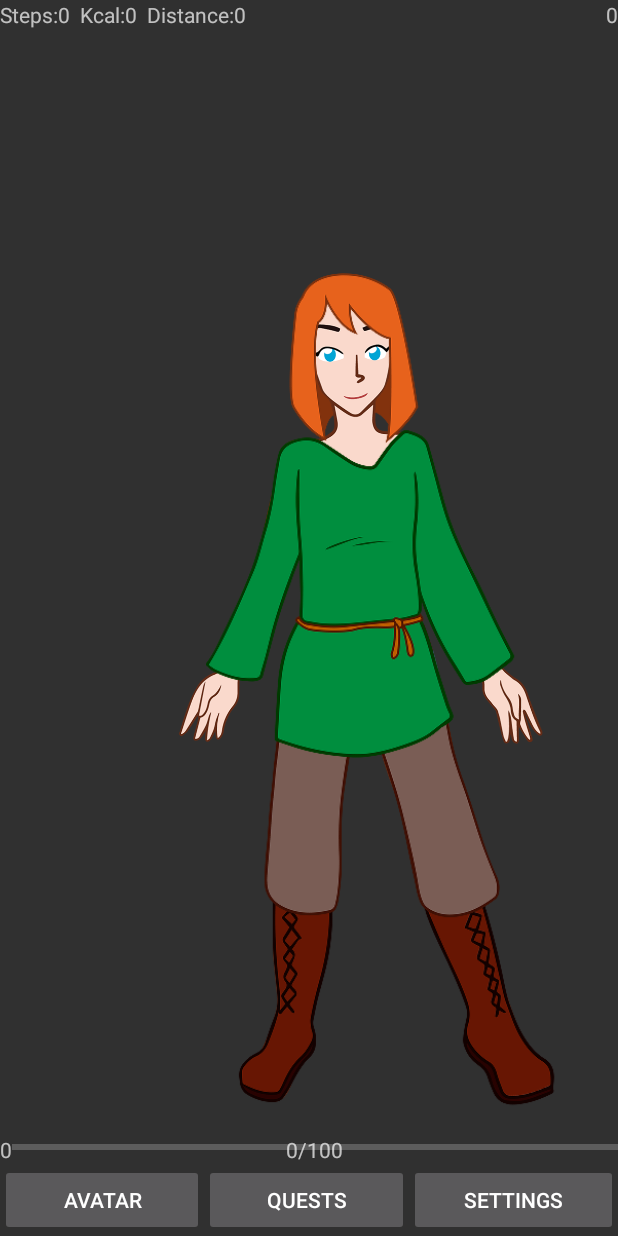
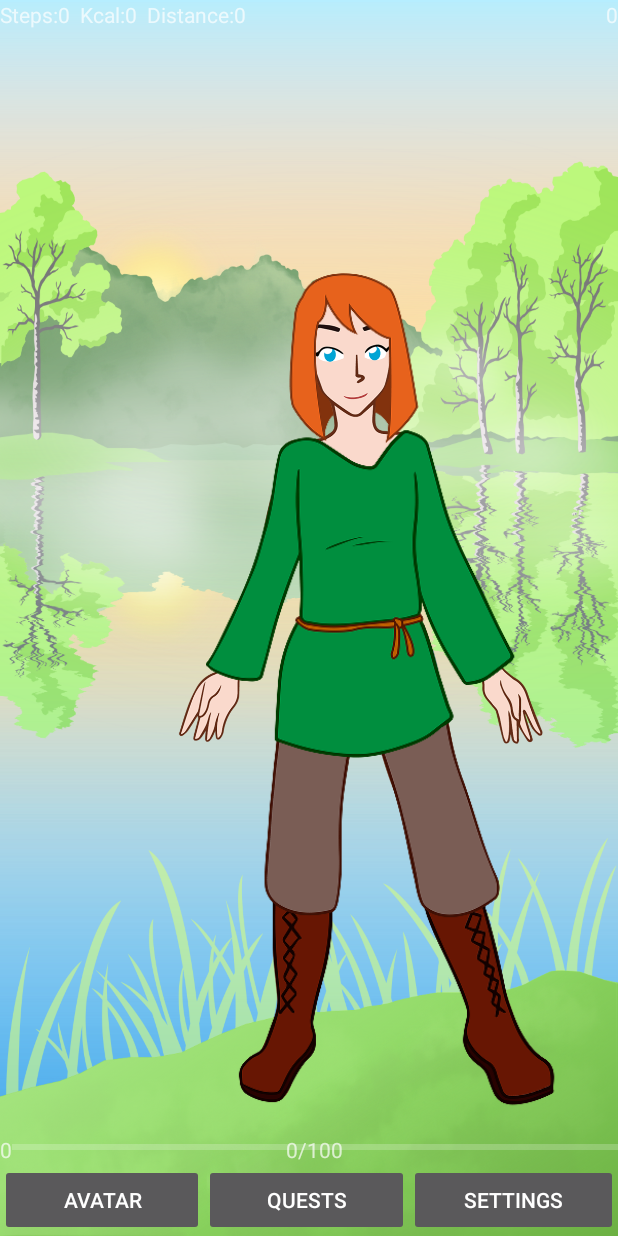
Before and after one commit to MobiiliprojektiR1/folquest, an Android app: the MainActivity screen opened directly, with no data from a screen before it, on a phone screen of 412 x 824 dp. Run offline under Robolectric (Android 15) with nearby library versions, the phone set to English and light mode, and no system bars; 10 statements that could not run were skipped.

Commit message:
Added a background changer and background images

```diff
--- a/Folquest/app/src/main/java/com/kantele/folquest/MainActivity.java
+++ b/Folquest/app/src/main/java/com/kantele/folquest/MainActivity.java
@@ -1,9 +1,13 @@
 package com.kantele.folquest;
 
 import android.Manifest;
+import android.app.Activity;
 import android.content.DialogInterface;
 import android.content.Intent;
 import android.content.pm.PackageManager;
+import android.graphics.Bitmap;
+import android.graphics.BitmapFactory;
+import android.graphics.Point;
 import android.os.AsyncTask;
 import android.os.Build;
 import android.os.Bundle;
@@ -13,6 +17,7 @@ import android.support.v4.content.ContextCompat;
 import android.support.v7.app.AlertDialog;
 import android.support.v7.app.AppCompatActivity;
 import android.util.Log;
+import android.view.Display;
 import android.view.View;
 import android.view.Window;
 import android.view.WindowManager;
@@ -31,6 +36,7 @@ import com.google.android.gms.fitness.data.DataType;
 import com.google.android.gms.fitness.data.Field;
 import com.google.android.gms.fitness.result.DailyTotalResult;
 
+import java.util.Calendar;
 import java.util.concurrent.TimeUnit;
 
 public class MainActivity extends AppCompatActivity {
@@ -110,6 +116,9 @@ public class MainActivity extends AppCompatActivity {
         //Show the images of equipped items
         drawEquippedItems();
 
+        // UPDATE BG
+        backgroundUpdate();
+
 
         //Setting Buttons and TextViews
         buttonAvatar = (Button) findViewById(R.id.buttonAvatar);
@@ -136,21 +145,6 @@ public class MainActivity extends AppCompatActivity {
 
         setPlayerStats();
 
-        /* adapt the image to the size of the display */
-        /*
-        Display display = getWindowManager().getDefaultDisplay();
-        Point size = new Point();
-        display.getSize(size);
-
-        Bitmap bmp = Bitmap.createScaledBitmap(BitmapFactory.decodeResource(
-                getResources(),R.drawable.maisema),(size.x/2),(size.y/2), true);
-        */
-
-        /* fill the background ImageView with the resized image */
-        /*
-        ImageView iv_background = (ImageView) findViewById(R.id.iv_background);
-        iv_background.setImageBitmap(bmp);
-        */
 
         //BUTTON FUNCTIONALITIES
         buttonAvatar.setOnClickListener(new View.OnClickListener() {
@@ -183,6 +177,7 @@ public class MainActivity extends AppCompatActivity {
         //PERMISSION REQUESTS ON LAUNCH
  //       CheckPermissionsAndSyncData();
     }
+
 
     public void CheckPermissionsAndSyncData() {
         if (Build.VERSION.SDK_INT >= Build.VERSION_CODES.M) {
@@ -278,6 +273,54 @@ public class MainActivity extends AppCompatActivity {
 
     }
 
+
+    public void backgroundUpdate() {
+        Activity activity = this;
+
+        activity.runOnUiThread(new Runnable() {
+            public void run() {
+
+                /* adapt the image to the size of the display */
+                Display display = getWindowManager().getDefaultDisplay();
+                Point size = new Point();
+                display.getSize(size);
+
+                Bitmap bmp_morning = Bitmap.createScaledBitmap(BitmapFactory.decodeResource(
+                        getResources(),R.drawable.bg_morning),(size.x),(size.y), true);
+
+                Bitmap bmp_day = Bitmap.createScaledBitmap(BitmapFactory.decodeResource(
+                        getResources(),R.drawable.bg_day),(size.x),(size.y), true);
+
+                Bitmap bmp_evening = Bitmap.createScaledBitmap(BitmapFactory.decodeResource(
+                        getResources(),R.drawable.bg_evening),(size.x),(size.y), true);
+
+                Bitmap bmp_night = Bitmap.createScaledBitmap(BitmapFactory.decodeResource(
+                        getResources(),R.drawable.bg_night),(size.x),(size.y), true);
+
+
+                /* fill the background ImageView with the resized image */
+                ImageView iv_background = (ImageView) findViewById(R.id.iv_background);
+
+                // CHECK BG ACCORDING TO TIME! //
+                Calendar c = Calendar.getInstance();
+                int hour = c.get(Calendar.HOUR_OF_DAY);
+
+                if (hour <= 6 ) {
+                    iv_background.setImageBitmap(bmp_night);
+                } else if (hour > 6 && hour < 11) {
+                    iv_background.setImageBitmap(bmp_morning);
+                } else if (hour >= 11 && hour < 18) {
+                    iv_background.setImageBitmap(bmp_day);
+                } else if (hour >= 18 && hour < 22) {
+                    iv_background.setImageBitmap(bmp_evening);
+                } else if (hour >= 22) {
+                    iv_background.setImageBitmap(bmp_night);
+                }
+            }
+        });
+    }
+
+
     public void drawAvatar(){
 
         if (controller.getPlayerGender() == true) {
@@ -309,6 +352,10 @@ public class MainActivity extends AppCompatActivity {
 
         // Draw equipped items
         drawEquippedItems();
+
+        // Draw backgroud according to clock
+        backgroundUpdate();
+
 
         // This ensures that if the user denies the permissions then uses Settings to re-enable
         // them, the app will start working.
--- a/Folquest/app/src/main/res/layout/activity_main.xml
+++ b/Folquest/app/src/main/res/layout/activity_main.xml
@@ -13,12 +13,12 @@
     android:paddingTop="@dimen/activity_vertical_margin"
 -->
 
-<!--
+
     <ImageView
         android:id="@+id/iv_background"
         android:layout_width="wrap_content"
         android:layout_height="wrap_content"/>
--->
+
 
     <LinearLayout
         android:orientation="horizontal"
```
Also changed, not shown: Folquest/app/src/main/res/drawable/bg_day.png (added), Folquest/app/src/main/res/drawable/bg_evening.png (added), Folquest/app/src/main/res/drawable/bg_morning.png (added), Folquest/app/src/main/res/drawable/bg_night.png (added), Folquest/app/src/main/res/drawable/yo_2.png (added).
